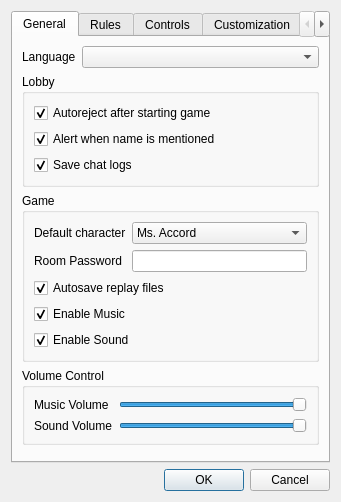
puyonexus/puyovs, file Client/settingsdialog.ui: the form before one commit.
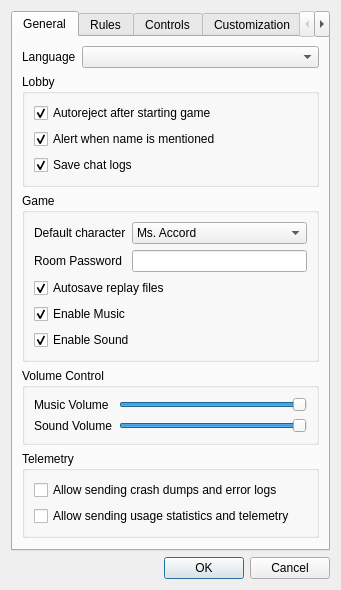
The form after the commit. Icons and pictures are not drawn. Custom widgets are drawn as their Qt base class.

Commit message:
feature: Add telemetry prompt.
We don't use it yet, but by v32 I'd like basic crash reporting and
usage statistics.

We'll probably just use Sentry for crash reporting, and maybe something
custom for basic stats, since I don't want to piss anyone off.

```diff
--- a/Client/settingsdialog.ui
+++ b/Client/settingsdialog.ui
@@ -335,6 +335,29 @@
          </layout>
         </widget>
        </item>
+       <item>
+        <widget class="QGroupBox" name="TelemetryGroupBox">
+         <property name="title">
+          <string>Telemetry</string>
+         </property>
+         <layout class="QVBoxLayout" name="verticalLayout_9">
+          <item>
+           <widget class="QCheckBox" name="AllowCrashDumpsCheckBox">
+            <property name="text">
+             <string>Allow sending crash dumps and error logs</string>
+            </property>
+           </widget>
+          </item>
+          <item>
+           <widget class="QCheckBox" name="AllowUsageStatisticsCheckBox">
+            <property name="text">
+             <string>Allow sending usage statistics and telemetry</string>
+            </property>
+           </widget>
+          </item>
+         </layout>
+        </widget>
+       </item>
        <item>
         <spacer name="verticalSpacer">
          <property name="orientation">
```
Left out of the diff: 4 changed lines with no effect on the pictures. The commit also changes 10 other files.
